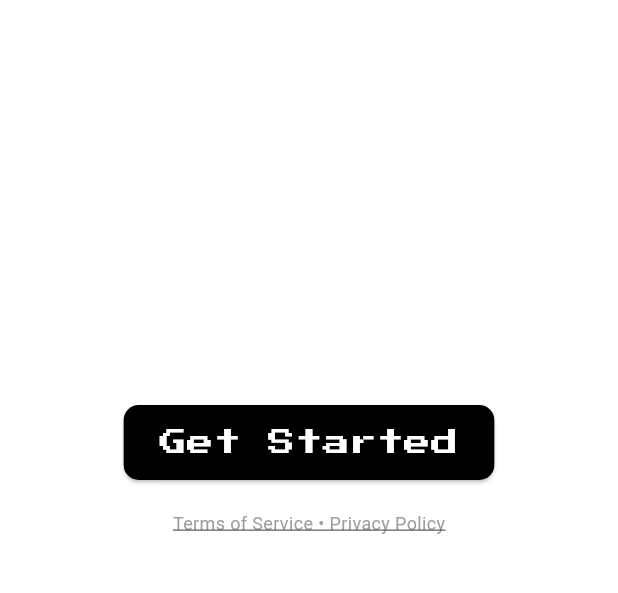
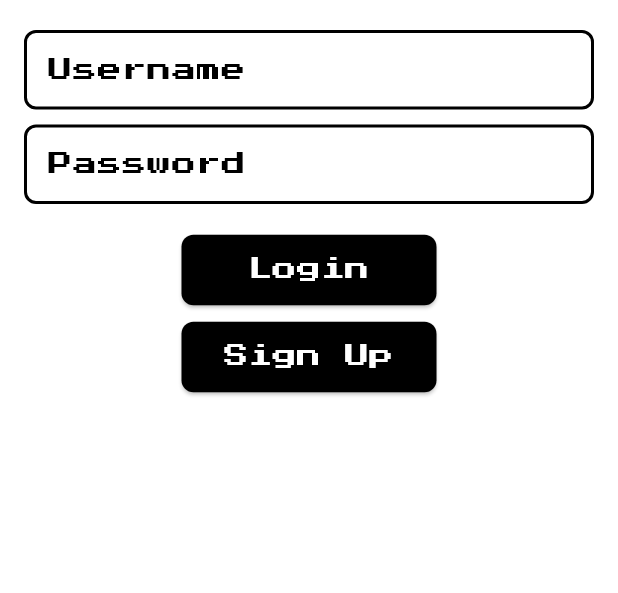
Before and after one commit to Vuelta7/learn_n_app, a Flutter app: the screen it shows after launch, on a phone screen of 412 x 824 dp, the part 525-1118 px from its top. Run offline on Flutter 3.47's test engine with Material 3 defaults, Android fonts, the phone set to English and light mode, and no system bars.

Commit message:
update signup is back :>

```diff
--- a/lib/main.dart
+++ b/lib/main.dart
@@ -1,5 +1,5 @@
 import 'package:flutter/material.dart';
-import 'package:learn_n_app/start%20page/start.dart';
+import 'package:learn_n_app/start%20page/splash_screen_widget.dart';
 
 void main() {
   runApp(const MyApp());
@@ -13,7 +13,9 @@ class MyApp extends StatelessWidget {
     return const MaterialApp(
       debugShowCheckedModeBanner: false,
       title: 'Learn-N',
-      home: SplashScreen(),
+      home: SplashScreenWidget(),
     );
   }
 }
+//Sign Up Screen
+//function comments
--- a/lib/start page/start.dart
+++ /dev/null
@@ -1,218 +0,0 @@
-import 'dart:async';
-
-import 'package:flutter/material.dart';
-import 'package:learn_n_app/home%20page/home_main_widget.dart';
-
-class SplashScreen extends StatefulWidget {
-  const SplashScreen({super.key});
-
-  @override
-  SplashScreenState createState() => SplashScreenState();
-}
-
-class SplashScreenState extends State<SplashScreen>
-    with TickerProviderStateMixin {
-  late AnimationController _controller;
-  late Animation<double> _progress;
-  late Timer _dotTimer;
-  String loadingText = 'Loading';
-
-  @override
-  void initState() {
-    super.initState();
-
-    _controller = AnimationController(
-      duration: const Duration(seconds: 3),
-      vsync: this,
-    );
-
-    _progress = Tween<double>(begin: 0.0, end: 1.0).animate(_controller)
-      ..addListener(() {
-        setState(() {});
-      });
-
-    _controller.forward();
-
-    _dotTimer = Timer.periodic(const Duration(milliseconds: 300), (timer) {
-      if (!mounted) return;
-      setState(() {
-        loadingText = 'Loading${'.' * ((timer.tick % 3) + 1)}';
-      });
-      if (_controller.isCompleted) {
-        timer.cancel();
-      }
-    });
-
-    Timer(const Duration(seconds: 3), () {
-      if (mounted) {
-        Navigator.pushReplacement(
-          context,
-          MaterialPageRoute(builder: (context) => const StartScreen()),
-        );
-      }
-    });
-  }
-
-  @override
-  void dispose() {
-    _dotTimer.cancel();
-    _controller.dispose();
-    super.dispose();
-  }
-
-  @override
-  Widget build(BuildContext context) {
-    return Scaffold(
-      backgroundColor: Colors.white,
-      body: Center(
-        child: Column(
-          mainAxisAlignment: MainAxisAlignment.center,
-          crossAxisAlignment: CrossAxisAlignment.center,
-          children: <Widget>[
-            Image.asset(
-              'assets/logo_icon.png',
-              width: 200,
-              height: 200,
-            ),
-            const Text(
-              'Learn-N',
-              style: TextStyle(
-                fontFamily: 'PressStart2P',
-                color: Colors.black,
-                fontSize: 24,
-                letterSpacing: 2.0,
-                fontWeight: FontWeight.bold,
-              ),
-            ),
-            const SizedBox(height: 300),
-            Padding(
-              padding: const EdgeInsets.symmetric(horizontal: 30.0),
-              child: Column(
-                crossAxisAlignment: CrossAxisAlignment.start,
-                children: [
-                  Text(
-                    loadingText,
-                    style: const TextStyle(fontFamily: 'PressStart2P'),
-                  ),
-                  Container(
-                    width: 260,
-                    height: 26,
-                    decoration: BoxDecoration(
-                      border: Border.all(
-                        color: Colors.black,
-                        width: 3,
-                      ),
-                    ),
-                    child: Row(
-                      children: List.generate(10, (index) {
-                        return Expanded(
-                          child: Container(
-                            margin: const EdgeInsets.all(2),
-                            decoration: BoxDecoration(
-                              color: index / 10 <= _progress.value
-                                  ? Colors.black
-                                  : Colors.transparent,
-                            ),
-                          ),
-                        );
-                      }),
-                    ),
-                  ),
-                ],
-              ),
-            ),
-          ],
-        ),
-      ),
-    );
-  }
-}
-
-class StartScreen extends StatelessWidget {
-  const StartScreen({super.key});
-
-  @override
-  Widget build(BuildContext context) {
-    return Scaffold(
-      backgroundColor: Colors.white,
-      resizeToAvoidBottomInset: true,
-      body: Padding(
-        padding: const EdgeInsets.all(16.0),
-        child: SingleChildScrollView(
-          child: Column(
-            mainAxisAlignment: MainAxisAlignment.center,
-            crossAxisAlignment: CrossAxisAlignment.center,
-            mainAxisSize: MainAxisSize.max,
-            children: [
-              const SizedBox(height: 100),
-              Image.asset(
-                'assets/logo_icon.png',
-                height: 200,
-                width: 200,
-              ),
-              const Text(
-                'Learn-N',
-                style: TextStyle(
-                  fontFamily: 'PressStart2P',
-                  color: Colors.black,
-                  fontSize: 24,
-                  letterSpacing: 2.0,
-                  fontWeight: FontWeight.bold,
-                ),
-              ),
-              const SizedBox(height: 20),
-              Center(
-                child: Column(
-                  mainAxisAlignment: MainAxisAlignment.center,
-                  children: [
-                    const SizedBox(height: 250),
-                    ElevatedButton(
-                      onPressed: () {
-                        Navigator.push(
-                          context,
-                          MaterialPageRoute(
-                            builder: (context) => HomeMainWidget(),
-                          ),
-                        );
-                      },
-                      style: ElevatedButton.styleFrom(
-                        backgroundColor: Colors.black,
-                        padding: const EdgeInsets.symmetric(
-                            vertical: 12, horizontal: 24),
-                        shape: RoundedRectangleBorder(
-                          borderRadius: BorderRadius.circular(10),
-                        ),
-                      ),
-                      child: const Text(
-                        'Get Started',
-                        style: TextStyle(
-                          color: Colors.white,
-                          fontSize: 18,
-                          fontFamily: 'PressStart2P',
-                        ),
-                      ),
-                    ),
-                    const SizedBox(height: 20),
-                    GestureDetector(
-                      onTap: () {
-                        print('Terms of Service clicked');
-                      },
-                      child: const Text(
-                        'Terms of Service • Privacy Policy',
-                        style: TextStyle(
-                          color: Colors.grey,
-                          decoration: TextDecoration.underline,
-                          fontSize: 12,
-                        ),
-                      ),
-                    ),
-                  ],
-                ),
-              ),
-            ],
-          ),
-        ),
-      ),
-    );
-  }
-}
--- /dev/null
+++ b/lib/start page/start_screen_widget.dart
@@ -0,0 +1,185 @@
+import 'package:flutter/material.dart';
+import 'package:learn_n_app/home%20page/home_main_widget.dart';
+
+class StartScreenWidget extends StatelessWidget {
+  const StartScreenWidget({super.key});
+
+  final bool isLoggedIn = false;
+
+  @override
+  Widget build(BuildContext context) {
+    return Scaffold(
+      backgroundColor: Colors.white,
+      resizeToAvoidBottomInset: true,
+      body: Padding(
+        padding: const EdgeInsets.all(16.0),
+        child: SingleChildScrollView(
+          child: Column(
+            mainAxisAlignment: MainAxisAlignment.center,
+            crossAxisAlignment: CrossAxisAlignment.center,
+            mainAxisSize: MainAxisSize.max,
+            children: [
+              const SizedBox(height: 100),
+              Image.asset(
+                'assets/logo_icon.png',
+                height: 200,
+                width: 200,
+              ),
+              const Text(
+                'Learn-N',
+                style: TextStyle(
+                  fontFamily: 'PressStart2P',
+                  color: Colors.black,
+                  fontSize: 24,
+                  letterSpacing: 2.0,
+                  fontWeight: FontWeight.bold,
+                ),
+              ),
+              const SizedBox(height: 20),
+              isLoggedIn ? _playButton(context) : _loginForm(),
+            ],
+          ),
+        ),
+      ),
+    );
+  }
+
+  Widget _playButton(BuildContext context) {
+    return Center(
+      child: Column(
+        mainAxisAlignment: MainAxisAlignment.center,
+        children: [
+          const SizedBox(height: 250),
+          ElevatedButton(
+            onPressed: () {
+              Navigator.push(
+                context,
+                MaterialPageRoute(
+                  builder: (context) => HomeMainWidget(),
+                ),
+              );
+            },
+            style: ElevatedButton.styleFrom(
+              backgroundColor: Colors.black,
+              padding: const EdgeInsets.symmetric(vertical: 12, horizontal: 24),
+              shape: RoundedRectangleBorder(
+                borderRadius: BorderRadius.circular(10),
+              ),
+            ),
+            child: const Text(
+              'Get Started',
+              style: TextStyle(
+                color: Colors.white,
+                fontSize: 18,
+                fontFamily: 'PressStart2P',
+              ),
+            ),
+          ),
+          const SizedBox(height: 20),
+          GestureDetector(
+            onTap: () {
+              print('Terms of Service clicked');
+            },
+            child: const Text(
+              'Terms of Service • Privacy Policy',
+              style: TextStyle(
+                color: Colors.grey,
+                decoration: TextDecoration.underline,
+                fontSize: 12,
+              ),
+            ),
+          ),
+        ],
+      ),
+    );
+  }
+
+  Widget _loginForm() {
+    return Column(
+      children: [
+        _buildRetroTextField('Username'),
+        const SizedBox(height: 10),
+        _buildRetroTextField('Password', isPassword: true),
+        const SizedBox(height: 20),
+        SizedBox(
+          width: 170,
+          child: _buildRetroButton('Login', const Color.fromARGB(255, 0, 0, 0),
+              () {
+            print('Login button pressed');
+          }),
+        ),
+        const SizedBox(height: 10),
+        SizedBox(
+          width: 170,
+          child: _buildRetroButton(
+              'Sign Up', const Color.fromARGB(255, 0, 0, 0), () {
+            print('Sign Up button pressed');
+          }),
+        ),
+      ],
+    );
+  }
+
+  Widget _buildRetroTextField(String label, {bool isPassword = false}) {
+    return TextField(
+      obscureText: isPassword,
+      cursorColor: const Color.fromARGB(255, 7, 7, 7),
+      style: const TextStyle(
+        fontFamily: 'Arial',
+        color: Color.fromARGB(255, 0, 0, 0),
+        fontSize: 14,
+      ),
+      decoration: InputDecoration(
+        labelText: label,
+        labelStyle: const TextStyle(
+          fontFamily: 'PressStart2P',
+          color: Color.fromARGB(255, 0, 0, 0),
+        ),
+        filled: true,
+        fillColor: const Color.fromARGB(255, 255, 255, 255),
+        border: OutlineInputBorder(
+          borderRadius: BorderRadius.circular(8),
+          borderSide: const BorderSide(
+            color: Color.fromARGB(255, 0, 0, 0),
+            width: 2,
+          ),
+        ),
+        enabledBorder: OutlineInputBorder(
+          borderRadius: BorderRadius.circular(8),
+          borderSide: const BorderSide(
+            color: Color.fromARGB(255, 0, 0, 0),
+            width: 2,
+          ),
+        ),
+        focusedBorder: OutlineInputBorder(
+          borderRadius: BorderRadius.circular(8),
+          borderSide: const BorderSide(
+            color: Color.fromARGB(255, 0, 0, 0),
+            width: 3,
+          ),
+        ),
+      ),
+    );
+  }
+
+  Widget _buildRetroButton(String text, Color color, VoidCallback onPressed) {
+    return ElevatedButton(
+      onPressed: onPressed,
+      style: ElevatedButton.styleFrom(
+        backgroundColor: color,
+        padding: const EdgeInsets.symmetric(vertical: 12, horizontal: 24),
+        shape: RoundedRectangleBorder(
+          borderRadius: BorderRadius.circular(8),
+        ),
+      ),
+      child: Text(
+        text,
+        style: const TextStyle(
+          fontFamily: 'PressStart2P',
+          fontSize: 16,
+          color: Color.fromARGB(255, 255, 255, 255),
+        ),
+      ),
+    );
+  }
+}
```
Also changed, not shown: lib/start page/splash_screen_widget.dart (added, +129 -0 lines).
